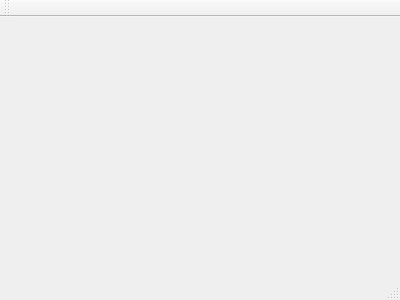
Old version of the form DiabloHelper/diablomain.ui in the repository DrMoe/Qt-Project.
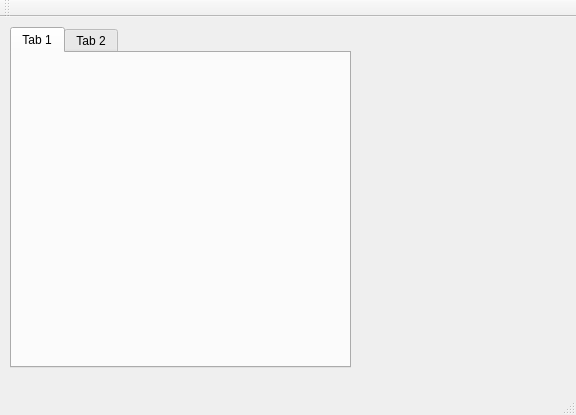
New version of the form.

Commit message: Tab + webkit

The edit to the form file:
```diff
--- a/DiabloHelper/diablomain.ui
+++ b/DiabloHelper/diablomain.ui
@@ -6,8 +6,8 @@
    <rect>
     <x>0</x>
     <y>0</y>
-    <width>400</width>
-    <height>300</height>
+    <width>576</width>
+    <height>415</height>
    </rect>
   </property>
   <property name="windowTitle">
@@ -16,7 +16,50 @@
   <property name="locale">
    <locale language="English" country="UnitedStates"/>
   </property>
-  <widget class="QWidget" name="centralWidget"/>
+  <widget class="QWidget" name="centralWidget">
+   <widget class="QStackedWidget" name="stackedWidget">
+    <property name="geometry">
+     <rect>
+      <x>0</x>
+      <y>0</y>
+      <width>571</width>
+      <height>361</height>
+     </rect>
+    </property>
+    <property name="sizePolicy">
+     <sizepolicy hsizetype="Expanding" vsizetype="Expanding">
+      <horstretch>0</horstretch>
+      <verstretch>0</verstretch>
+     </sizepolicy>
+    </property>
+    <property name="currentIndex">
+     <number>0</number>
+    </property>
+    <widget class="QWidget" name="page">
+     <widget class="QTabWidget" name="tabWidget">
+      <property name="geometry">
+       <rect>
+        <x>10</x>
+        <y>10</y>
+        <width>341</width>
+        <height>341</height>
+       </rect>
+      </property>
+      <widget class="QWidget" name="tab">
+       <attribute name="title">
+        <string>Tab 1</string>
+       </attribute>
+      </widget>
+      <widget class="QWidget" name="tab_2">
+       <attribute name="title">
+        <string>Tab 2</string>
+       </attribute>
+      </widget>
+     </widget>
+    </widget>
+    <widget class="QWidget" name="page_2"/>
+   </widget>
+  </widget>
   <widget class="QMenuBar" name="menuBar">
    <property name="geometry">
     <rect>
```
Left out of the diff: 2 changed lines with no effect on the pictures. The commit also changes 4 other files.
